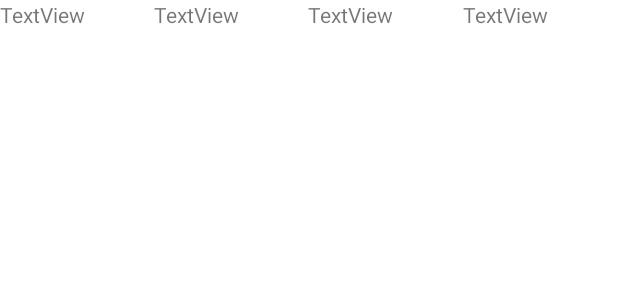
After one commit to Mimasss2/Aircraft-War-Game-for-Android, an Android app: the layout record_layout.xml on its own in the app's theme, with its tools: preview values and no code run, on a phone screen of 412 x 824 dp. The commit adds this screen. Shown: the top 300 px of the screen. Run offline under Robolectric (Android 15) with nearby library versions, the phone set to English and light mode, and no system bars.

Commit message:
add listView,implemented a raw record view

```diff
--- a/app/src/main/java/com/example/aircraft/GameActivity.java
+++ b/app/src/main/java/com/example/aircraft/GameActivity.java
@@ -4,10 +4,7 @@ import android.content.res.Resources;
 import android.graphics.Bitmap;
 import android.graphics.BitmapFactory;
 import android.os.Bundle;
-import android.os.PersistableBundle;
-import android.view.InputDevice;
 import android.view.MotionEvent;
-import android.view.View;
 
 import androidx.annotation.Nullable;
 import androidx.appcompat.app.AppCompatActivity;
--- /dev/null
+++ b/app/src/main/res/layout/record_layout.xml
@@ -0,0 +1,33 @@
+<?xml version="1.0" encoding="utf-8"?>
+<LinearLayout xmlns:android="http://schemas.android.com/apk/res/android"
+    android:layout_width="match_parent"
+    android:layout_height="match_parent">
+
+    <TextView
+        android:id="@+id/rankTextView"
+        android:layout_width="wrap_content"
+        android:layout_height="wrap_content"
+        android:layout_weight="1"
+        android:text="TextView" />
+
+    <TextView
+        android:id="@+id/userNameTextView"
+        android:layout_width="wrap_content"
+        android:layout_height="wrap_content"
+        android:layout_weight="1"
+        android:text="TextView" />
+
+    <TextView
+        android:id="@+id/scoreTextView"
+        android:layout_width="wrap_content"
+        android:layout_height="wrap_content"
+        android:layout_weight="1"
+        android:text="TextView" />
+
+    <TextView
+        android:id="@+id/timeTextView"
+        android:layout_width="wrap_content"
+        android:layout_height="wrap_content"
+        android:layout_weight="1"
+        android:text="TextView" />
+</LinearLayout>
```
Also changed, not shown: app/src/main/AndroidManifest.xml (+10 -2 lines), app/src/main/java/com/example/aircraft/GameHistoryActivity.java (added, +40 -0 lines), app/src/main/java/com/example/aircraft/record/GameRecord.java (added, +49 -0 lines), app/src/main/java/com/example/aircraft/record/RecordAdapter.java (added, +37 -0 lines), app/src/main/res/layout/activity_record.xml (+11 -2 lines).
